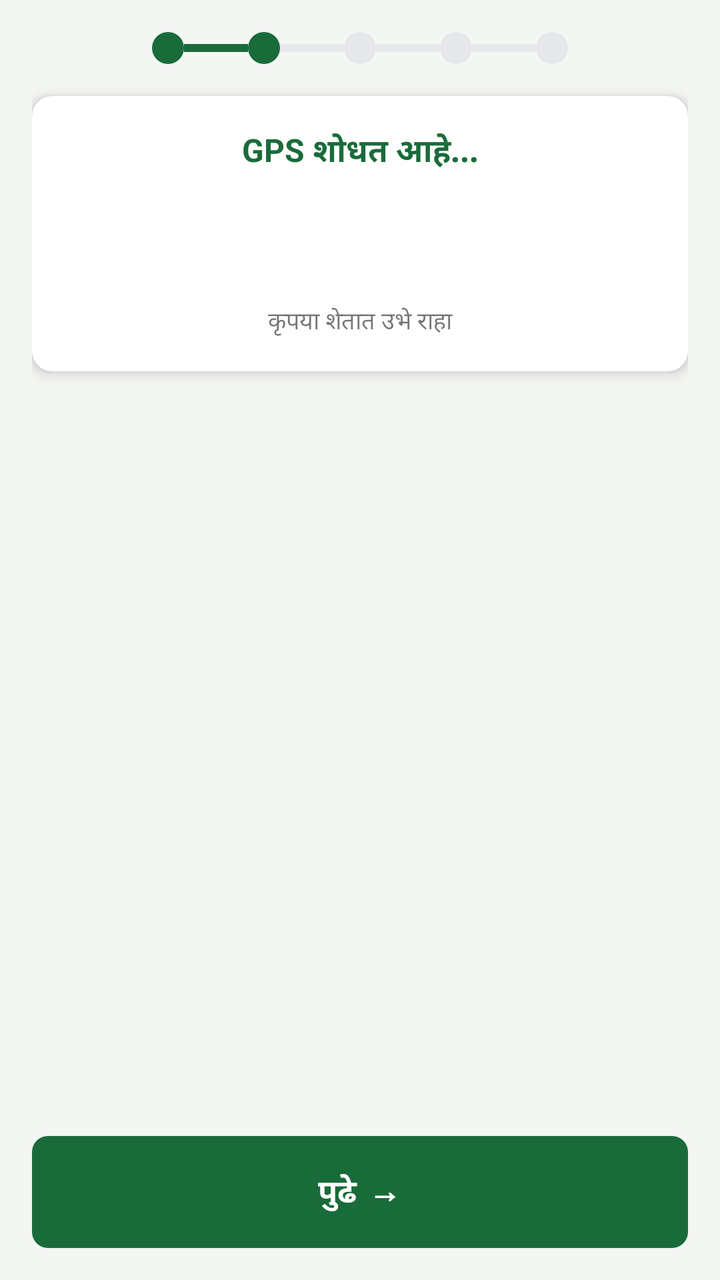
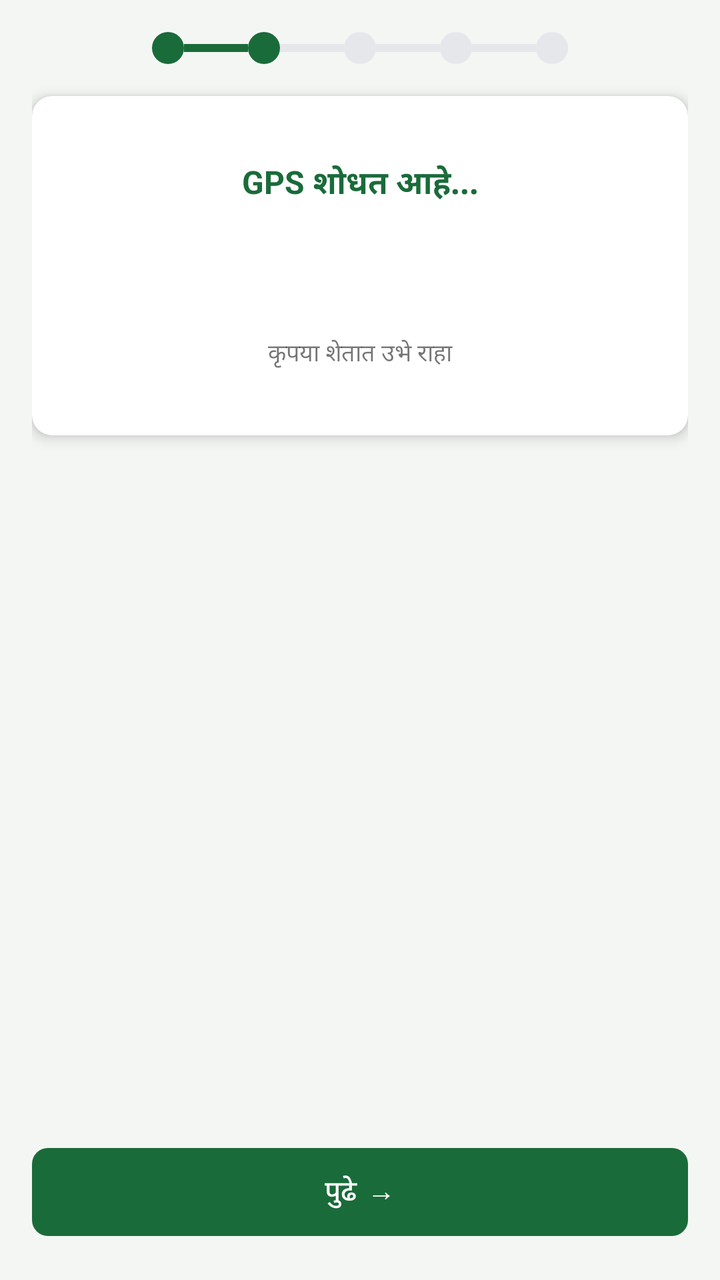

An Android layout rendered at two revisions. The XML below is the earlier revision; the diff shows what the commit changed to produce the second picture.
<!-- AndroidManifest.xml: application theme Theme.EPeekPahani -->
<!-- res/layout/fragment_loss_claim_step2.xml -->
<?xml version="1.0" encoding="utf-8"?>
<LinearLayout xmlns:android="http://schemas.android.com/apk/res/android"
    xmlns:app="http://schemas.android.com/apk/res-auto"
    android:layout_width="match_parent"
    android:layout_height="match_parent"
    android:orientation="vertical"
    android:background="#F4F6F3"
    android:padding="16dp">

    <include
        android:id="@+id/offline_banner"
        layout="@layout/offline_banner" />

    <LinearLayout
        android:layout_width="match_parent"
        android:layout_height="wrap_content"
        android:orientation="horizontal"
        android:gravity="center"
        android:layout_marginBottom="16dp">

        <View android:layout_width="16dp" android:layout_height="16dp" android:background="@drawable/circle_green" />
        <View android:layout_width="32dp" android:layout_height="4dp" android:background="#1a6b3a" />
        <View android:layout_width="16dp" android:layout_height="16dp" android:background="@drawable/circle_green" />
        <View android:layout_width="32dp" android:layout_height="4dp" android:background="#E5E7EB" />
        <View android:layout_width="16dp" android:layout_height="16dp" android:background="@drawable/circle_grey" />
        <View android:layout_width="32dp" android:layout_height="4dp" android:background="#E5E7EB" />
        <View android:layout_width="16dp" android:layout_height="16dp" android:background="@drawable/circle_grey" />
        <View android:layout_width="32dp" android:layout_height="4dp" android:background="#E5E7EB" />
        <View android:layout_width="16dp" android:layout_height="16dp" android:background="@drawable/circle_grey" />
    </LinearLayout>

    <com.google.android.material.card.MaterialCardView
        android:layout_width="match_parent"
        android:layout_height="wrap_content"
        android:layout_marginBottom="16dp"
        app:cardBackgroundColor="@android:color/white"
        app:cardCornerRadius="10dp"
        app:cardElevation="4dp">
        
        <LinearLayout
            android:layout_width="match_parent"
            android:layout_height="wrap_content"
            android:orientation="vertical"
            android:padding="16dp">

            <TextView
                android:id="@+id/tv_geofence_status"
                android:layout_width="match_parent"
                android:layout_height="wrap_content"
                android:text="GPS शोधत आहे..."
                android:textSize="16sp"
                android:textStyle="bold"
                android:gravity="center"
                android:textColor="#1a6b3a" />

            <ProgressBar
                android:id="@+id/pb_geofence"
                android:layout_width="wrap_content"
                android:layout_height="wrap_content"
                android:layout_gravity="center"
                android:layout_marginTop="8dp"/>

            <TextView
                android:id="@+id/tv_geofence_detail"
                android:layout_width="match_parent"
                android:layout_height="wrap_content"
                android:text="कृपया शेतात उभे राहा"
                android:textSize="12sp"
                android:gravity="center"
                android:layout_marginTop="8dp" />

            <com.google.android.material.button.MaterialButton
                android:id="@+id/btn_qr_code"
                android:layout_width="match_parent"
                android:layout_height="wrap_content"
                android:layout_marginTop="16dp"
                android:visibility="gone"
                android:text="तलाठी सहाय्य QR कोड मिळवा"
                app:backgroundTint="#f7941d" />

        </LinearLayout>
    </com.google.android.material.card.MaterialCardView>

    <Space
        android:layout_width="match_parent"
        android:layout_height="0dp"
        android:layout_weight="1" />

    <com.google.android.material.button.MaterialButton
        android:id="@+id/btn_next"
        android:layout_width="match_parent"
        android:layout_height="56dp"
        android:text="पुढे →"
        android:enabled="false"
        app:backgroundTint="#1a6b3a"
        app:cornerRadius="8dp" />

</LinearLayout>
<!-- res/layout/offline_banner.xml (included above) -->
<?xml version="1.0" encoding="utf-8"?>
<com.google.android.material.card.MaterialCardView xmlns:android="http://schemas.android.com/apk/res/android"
    xmlns:app="http://schemas.android.com/apk/res-auto"
    android:id="@+id/card_offline_banner"
    android:layout_width="match_parent"
    android:layout_height="wrap_content"
    android:visibility="gone"
    app:cardBackgroundColor="@color/offline_bg"
    app:cardCornerRadius="0dp"
    app:cardElevation="0dp"
    app:strokeWidth="4dp"
    app:strokeColor="@color/offline_text">

    <LinearLayout
        android:layout_width="match_parent"
        android:layout_height="wrap_content"
        android:orientation="horizontal"
        android:gravity="center_vertical"
        android:padding="12dp">

        <TextView
            android:layout_width="wrap_content"
            android:layout_height="wrap_content"
            android:text="📵"
            android:textSize="20sp" />

        <TextView
            android:id="@+id/tv_offline_message"
            android:layout_width="0dp"
            android:layout_height="wrap_content"
            android:layout_weight="1"
            android:text="ऑफलाइन — X नोंदी sync बाकी"
            android:textColor="@color/offline_text"
            android:textSize="13sp"
            android:layout_marginStart="8dp" />

        <com.google.android.material.button.MaterialButton
            style="@style/Widget.MaterialComponents.Button.TextButton"
            android:layout_width="wrap_content"
            android:layout_height="wrap_content"
            android:text="Sync करा"
            android:textColor="@color/offline_text" />

    </LinearLayout>
</com.google.android.material.card.MaterialCardView>
<!-- resources referenced by this layout -->
<resources>
  <color name="offline_bg">#FFF8E1</color>
  <color name="offline_text">#F57F17</color>
  <style name="Theme.App" parent="Theme.MaterialComponents.Light.NoActionBar">
          <item name="colorPrimary">@color/green_primary</item>
          <item name="colorPrimaryVariant">@color/green_dark</item>
          <item name="colorOnPrimary">@color/text_white</item>
          <item name="colorSecondary">@color/saffron</item>
          <item name="colorSecondaryVariant">@color/saffron_dark</item>
          <item name="colorOnSecondary">@color/text_white</item>
          <item name="colorError">@color/error</item>
          <item name="colorOnError">@color/text_white</item>
          <item name="colorSurface">@color/bg_card</item>
          <item name="colorOnSurface">@color/text_primary</item>
          <item name="android:colorBackground">@color/bg_screen</item>
          <item name="colorOnBackground">@color/text_primary</item>
  
          
          <item name="materialButtonStyle">@style/Widget.App.Button.Primary</item>
          <item name="textInputStyle">@style/Widget.App.TextInputLayout</item>
  
          
          <item name="shapeAppearanceSmallComponent">@style/ShapeAppearance.App.SmallComponent</item>
          <item name="shapeAppearanceMediumComponent">@style/ShapeAppearance.App.MediumComponent</item>
          <item name="shapeAppearanceLargeComponent">@style/ShapeAppearance.App.LargeComponent</item>
      </style>
  <color name="green_primary">#1a6b3a</color>
  <color name="green_dark">#0f4a27</color>
  <color name="text_white">#FFFFFF</color>
  <color name="saffron">#f7941d</color>
  <color name="saffron_dark">#e65100</color>
  <color name="error">#B00020</color>
  <color name="bg_card">#FFFFFF</color>
  <color name="text_primary">#1C1C1C</color>
  <color name="bg_screen">#F2F5F1</color>
  <style name="Widget.App.Button.Primary" parent="Widget.MaterialComponents.Button">
          <item name="backgroundTint">@color/green_primary</item>
          <item name="android:textColor">@color/text_white</item>
          <item name="shapeAppearanceOverlay">@style/ShapeAppearance.App.SmallComponent</item>
          <item name="android:minHeight">56dp</item>
          <item name="android:insetTop">0dp</item>
          <item name="android:insetBottom">0dp</item>
          <item name="elevation">0dp</item>
          <item name="android:textSize">16sp</item>
          <item name="android:textStyle">bold</item>
          <item name="rippleColor">@color/ripple</item>
      </style>
  <style name="Widget.App.TextInputLayout" parent="Widget.MaterialComponents.TextInputLayout.OutlinedBox">
          <item name="boxStrokeColor">@color/green_primary</item>
          <item name="hintTextColor">@color/green_primary</item>
          <item name="android:textColorHint">@color/text_hint</item>
          <item name="shapeAppearanceOverlay">@style/ShapeAppearance.App.SmallComponent</item>
      </style>
  <style name="ShapeAppearance.App.SmallComponent" parent="ShapeAppearance.MaterialComponents.SmallComponent">
          <item name="cornerFamily">rounded</item>
          <item name="cornerSize">10dp</item>
      </style>
  <style name="ShapeAppearance.App.MediumComponent" parent="ShapeAppearance.MaterialComponents.MediumComponent">
          <item name="cornerFamily">rounded</item>
          <item name="cornerSize">12dp</item>
      </style>
  <style name="ShapeAppearance.App.LargeComponent" parent="ShapeAppearance.MaterialComponents.LargeComponent">
          <item name="cornerFamily">rounded</item>
          <item name="cornerSize">16dp</item>
      </style>
  <color name="ripple">#1a1a6b3a</color>
  <color name="text_hint">#9CA3AF</color>
  <!-- unchanged entries left out for length: 4 -->
</resources>

<!-- the commit's change to res/layout/fragment_loss_claim_step2.xml (unified diff, before → after) -->
@@ -47,7 +47,7 @@
                 android:id="@+id/tv_geofence_status"
                 android:layout_width="match_parent"
                 android:layout_height="wrap_content"
-                android:text="GPS शोधत आहे..."
+                android:text="@string/str_auto_104"
                 android:textSize="16sp"
                 android:textStyle="bold"
                 android:gravity="center"
@@ -64,7 +64,7 @@
                 android:id="@+id/tv_geofence_detail"
                 android:layout_width="match_parent"
                 android:layout_height="wrap_content"
-                android:text="कृपया शेतात उभे राहा"
+                android:text="@string/str_auto_105"
                 android:textSize="12sp"
                 android:gravity="center"
                 android:layout_marginTop="8dp" />
@@ -75,7 +75,7 @@
                 android:layout_height="wrap_content"
                 android:layout_marginTop="16dp"
                 android:visibility="gone"
-                android:text="तलाठी सहाय्य QR कोड मिळवा"
+                android:text="@string/str_auto_106"
                 app:backgroundTint="#f7941d" />
 
         </LinearLayout>
@@ -90,7 +90,7 @@
         android:id="@+id/btn_next"
         android:layout_width="match_parent"
         android:layout_height="56dp"
-        android:text="पुढे →"
+        android:text="@string/str_auto_107"
         android:enabled="false"
         app:backgroundTint="#1a6b3a"
         app:cornerRadius="8dp" />
@@ -120,7 +120,7 @@
         <TextView
             android:layout_width="wrap_content"
             android:layout_height="wrap_content"
-            android:text="📵"
+            android:text="@string/str_auto_199"
             android:textSize="20sp" />
 
         <TextView
@@ -128,7 +128,7 @@
             android:layout_width="0dp"
             android:layout_height="wrap_content"
             android:layout_weight="1"
-            android:text="ऑफलाइन — X नोंदी sync बाकी"
+            android:text="@string/str_auto_214"
             android:textColor="@color/offline_text"
             android:textSize="13sp"
             android:layout_marginStart="8dp" />
@@ -137,7 +137,7 @@
             style="@style/Widget.MaterialComponents.Button.TextButton"
             android:layout_width="wrap_content"
             android:layout_height="wrap_content"
-            android:text="Sync करा"
+            android:text="@string/str_auto_215"
             android:textColor="@color/offline_text" />
 
     </LinearLayout>
<!-- resource entries referenced after the edit -->
@@ -1,20 +1,27 @@
 <!-- resources referenced by this layout -->
 <resources>
-  <color name="offline_bg">#FFF8E1</color>
-  <color name="offline_text">#F57F17</color>
+  <color name="offline_bg">#FFF3CD</color>
+  <color name="offline_text">#856404</color>
+  <string name="str_auto_104">GPS शोधत आहे...</string>
+  <string name="str_auto_105">कृपया शेतात उभे राहा</string>
+  <string name="str_auto_106">तलाठी सहाय्य QR कोड मिळवा</string>
+  <string name="str_auto_107">पुढे →</string>
+  <string name="str_auto_199">📵</string>
+  <string name="str_auto_214">ऑफलाइन — X नोंदी sync बाकी</string>
+  <string name="str_auto_215">Sync करा</string>
   <style name="Theme.App" parent="Theme.MaterialComponents.Light.NoActionBar">
-          <item name="colorPrimary">@color/green_primary</item>
-          <item name="colorPrimaryVariant">@color/green_dark</item>
-          <item name="colorOnPrimary">@color/text_white</item>
-          <item name="colorSecondary">@color/saffron</item>
-          <item name="colorSecondaryVariant">@color/saffron_dark</item>
-          <item name="colorOnSecondary">@color/text_white</item>
+          <item name="colorPrimary">@color/primary</item>
+          <item name="colorPrimaryVariant">@color/primary_container</item>
+          <item name="colorOnPrimary">@color/on_primary</item>
+          <item name="colorSecondary">@color/secondary</item>
+          <item name="colorSecondaryVariant">@color/secondary_container</item>
+          <item name="colorOnSecondary">@color/on_secondary</item>
           <item name="colorError">@color/error</item>
-          <item name="colorOnError">@color/text_white</item>
-          <item name="colorSurface">@color/bg_card</item>
-          <item name="colorOnSurface">@color/text_primary</item>
-          <item name="android:colorBackground">@color/bg_screen</item>
-          <item name="colorOnBackground">@color/text_primary</item>
+          <item name="colorOnError">@color/on_error</item>
+          <item name="colorSurface">@color/surface</item>
+          <item name="colorOnSurface">@color/on_surface</item>
+          <item name="android:colorBackground">@color/background</item>
+          <item name="colorOnBackground">@color/on_background</item>
   
           
           <item name="materialButtonStyle">@style/Widget.App.Button.Primary</item>
@@ -24,48 +31,50 @@
           <item name="shapeAppearanceSmallComponent">@style/ShapeAppearance.App.SmallComponent</item>
           <item name="shapeAppearanceMediumComponent">@style/ShapeAppearance.App.MediumComponent</item>
           <item name="shapeAppearanceLargeComponent">@style/ShapeAppearance.App.LargeComponent</item>
+          
+          <item name="materialCardViewStyle">@style/Widget.App.CardView</item>
       </style>
-  <color name="green_primary">#1a6b3a</color>
-  <color name="green_dark">#0f4a27</color>
-  <color name="text_white">#FFFFFF</color>
-  <color name="saffron">#f7941d</color>
-  <color name="saffron_dark">#e65100</color>
-  <color name="error">#B00020</color>
-  <color name="bg_card">#FFFFFF</color>
-  <color name="text_primary">#1C1C1C</color>
-  <color name="bg_screen">#F2F5F1</color>
+  <color name="primary">#005127</color>
+  <color name="primary_container">#1a6b3a</color>
+  <color name="on_primary">#ffffff</color>
+  <color name="secondary">#48654e</color>
+  <color name="secondary_container">#caebcd</color>
+  <color name="on_secondary">#ffffff</color>
+  <color name="error">#ba1a1a</color>
+  <color name="on_error">#ffffff</color>
+  <color name="surface">#f7fbf3</color>
+  <color name="on_surface">#181d18</color>
+  <color name="background">#f7fbf3</color>
+  <color name="on_background">#181d18</color>
   <style name="Widget.App.Button.Primary" parent="Widget.MaterialComponents.Button">
-          <item name="backgroundTint">@color/green_primary</item>
-          <item name="android:textColor">@color/text_white</item>
-          <item name="shapeAppearanceOverlay">@style/ShapeAppearance.App.SmallComponent</item>
-          <item name="android:minHeight">56dp</item>
-          <item name="android:insetTop">0dp</item>
-          <item name="android:insetBottom">0dp</item>
-          <item name="elevation">0dp</item>
-          <item name="android:textSize">16sp</item>
-          <item name="android:textStyle">bold</item>
-          <item name="rippleColor">@color/ripple</item>
+          <item name="shapeAppearanceOverlay">@style/ShapeAppearance.App.MediumComponent</item>
+          <item name="android:minHeight">48dp</item>
+          <item name="backgroundTint">@color/primary_container</item>
+          <item name="android:textColor">@color/on_primary</item>
       </style>
   <style name="Widget.App.TextInputLayout" parent="Widget.MaterialComponents.TextInputLayout.OutlinedBox">
-          <item name="boxStrokeColor">@color/green_primary</item>
-          <item name="hintTextColor">@color/green_primary</item>
-          <item name="android:textColorHint">@color/text_hint</item>
           <item name="shapeAppearanceOverlay">@style/ShapeAppearance.App.SmallComponent</item>
+          <item name="boxStrokeColor">@color/primary_container</item>
       </style>
   <style name="ShapeAppearance.App.SmallComponent" parent="ShapeAppearance.MaterialComponents.SmallComponent">
           <item name="cornerFamily">rounded</item>
-          <item name="cornerSize">10dp</item>
+          <item name="cornerSize">4dp</item>
       </style>
   <style name="ShapeAppearance.App.MediumComponent" parent="ShapeAppearance.MaterialComponents.MediumComponent">
           <item name="cornerFamily">rounded</item>
-          <item name="cornerSize">12dp</item>
+          <item name="cornerSize">8dp</item>
       </style>
   <style name="ShapeAppearance.App.LargeComponent" parent="ShapeAppearance.MaterialComponents.LargeComponent">
           <item name="cornerFamily">rounded</item>
-          <item name="cornerSize">16dp</item>
+          <item name="cornerSize">10dp</item>
       </style>
-  <color name="ripple">#1a1a6b3a</color>
-  <color name="text_hint">#9CA3AF</color>
+  <style name="Widget.App.CardView" parent="Widget.MaterialComponents.CardView">
+          <item name="shapeAppearanceOverlay">@style/ShapeAppearance.App.LargeComponent</item>
+          <item name="cardBackgroundColor">@color/surface_container_lowest</item>
+          <item name="cardElevation">4dp</item>
+          <item name="contentPadding">16dp</item>
+      </style>
+  <color name="surface_container_lowest">#ffffff</color>
   <!-- unchanged entries left out for length: 4 -->
 </resources>
 
